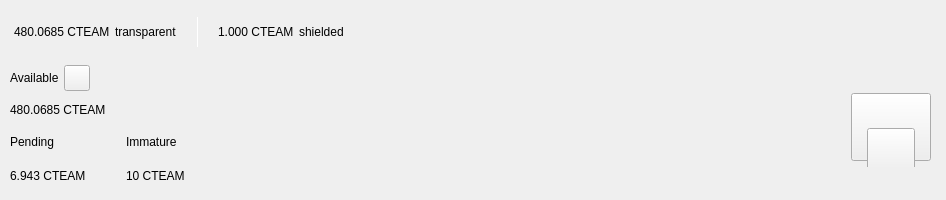
The window that src/qt/forms/topbar.ui (OrganicLifeCoin/OrganLife-Core) describes before a commit, drawn with Qt 5.
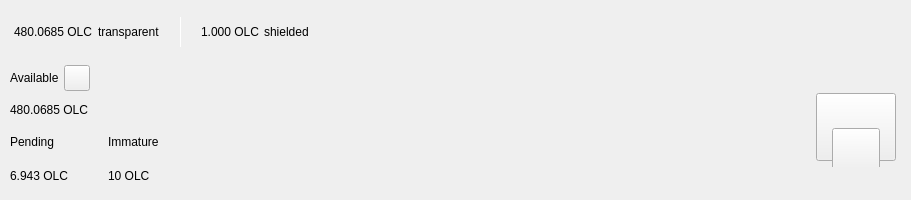
The same window after the commit. Custom widgets are drawn as their Qt base class.

Commit message: Phase 2: rebrand CTEAM/pivx -> OrganicLife Coin (OLC); rename binaries and sources

```diff
--- a/src/qt/forms/topbar.ui
+++ b/src/qt/forms/topbar.ui
@@ -119,7 +119,7 @@
                <string notr="true">padding:0px;margin:0px;</string>
               </property>
               <property name="text">
-               <string notr="true">480.0685 CTEAM</string>
+               <string notr="true">480.0685 OLC</string>
               </property>
              </widget>
             </item>
@@ -195,7 +195,7 @@
                </size>
               </property>
               <property name="text">
-               <string notr="true">1.000 CTEAM</string>
+               <string notr="true">1.000 OLC</string>
               </property>
              </widget>
             </item>
@@ -490,7 +490,7 @@
              <item>
               <widget class="QLabel" name="labelAmountPiv">
                <property name="text">
-                <string notr="true">480.0685 CTEAM</string>
+                <string notr="true">480.0685 OLC</string>
                </property>
               </widget>
              </item>
@@ -545,7 +545,7 @@
                  <item>
                   <widget class="QLabel" name="labelPendingPiv">
                    <property name="text">
-                    <string notr="true">6.943 CTEAM</string>
+                    <string notr="true">6.943 OLC</string>
                    </property>
                   </widget>
                  </item>
@@ -599,7 +599,7 @@
                  <item>
                   <widget class="QLabel" name="labelImmaturePiv">
                    <property name="text">
-                    <string notr="true">10 CTEAM</string>
+                    <string notr="true">10 OLC</string>
                    </property>
                   </widget>
                  </item>
```
The commit also changes 505 other files.
